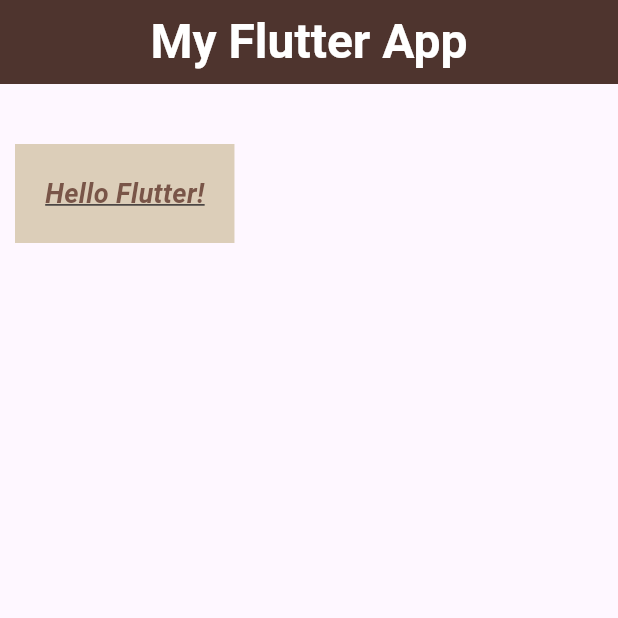
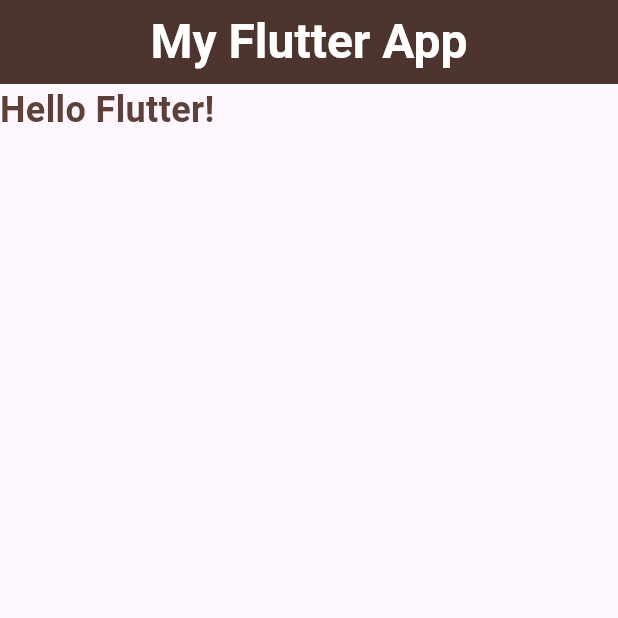
Before and after one commit to FaiqueMZM/flutter-app, a Flutter app: the screen it shows after launch, on a phone screen of 412 x 824 dp, the top half of it. Run offline on Flutter 3.47's test engine with Material 3 defaults, Android fonts, the phone set to English and light mode, and no system bars.

Commit message:
added home page

```diff
--- /dev/null
+++ b/lib/home.dart
@@ -0,0 +1,32 @@
+import 'package:flutter/material.dart';
+
+class Home extends StatelessWidget {
+  const Home({super.key});
+
+  @override
+  Widget build(BuildContext context) {
+    return Scaffold(
+      appBar: AppBar(
+        title: const Text(
+          'My Flutter App',
+          style: TextStyle(
+            fontSize: 32,
+            color: Colors.white,
+            fontWeight: FontWeight.bold,
+          ),
+        ),
+        backgroundColor: Colors.brown[800],
+        centerTitle: true,
+      ),
+      body: Text(
+        'Hello Flutter!',
+        style: TextStyle(
+          fontSize: 24,
+          color: Colors.brown[700],
+          fontWeight: FontWeight.w600,
+        ),
+        textAlign: TextAlign.center,
+      ),
+    );
+  }
+}
--- a/lib/main.dart
+++ b/lib/main.dart
@@ -1,48 +1,6 @@
 import 'package:flutter/material.dart';
+import 'package:flutter_app/home.dart';
 
 void main() {
-  runApp(
-    MaterialApp(
-      home: Scaffold(
-        appBar: AppBar(
-          title: const Text(
-            'My Flutter App',
-            style: TextStyle(
-              fontSize: 32,
-              color: Colors.white,
-              fontWeight: FontWeight.bold,
-            ),
-          ),
-          backgroundColor: Colors.brown[800],
-          centerTitle: true,
-        ),
-        body: const Home(),
-      ),
-    ),
-  );
+  runApp(const MaterialApp(home: Home()));
 }
-
-class Home extends StatelessWidget {
-  const Home({super.key});
-
-  @override
-  Widget build(BuildContext context) {
-    return Container(
-      color: const Color.fromARGB(255, 220, 206, 185),
-      // width: 200,
-      // height: 100,
-      padding: EdgeInsets.all(20),
-      margin: EdgeInsets.fromLTRB(10, 40, 0, 0),
-      child: const Text(
-        'Hello Flutter!',
-        style: TextStyle(
-          fontSize: 18,
-          color: Colors.brown,
-          decoration: TextDecoration.underline,
-          fontStyle: FontStyle.italic,
-          fontWeight: FontWeight.bold,
-        ),
-      ),
-    );
-  }
-}
```
